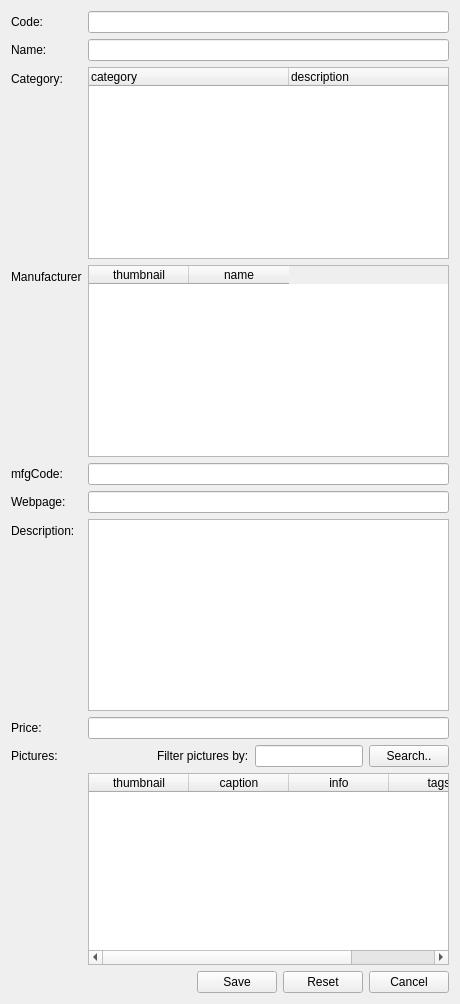
Before: the Qt Designer form qt/apps/configurator/forms/component_edit.ui in Wolframe/qtClient, drawn with Qt 5.
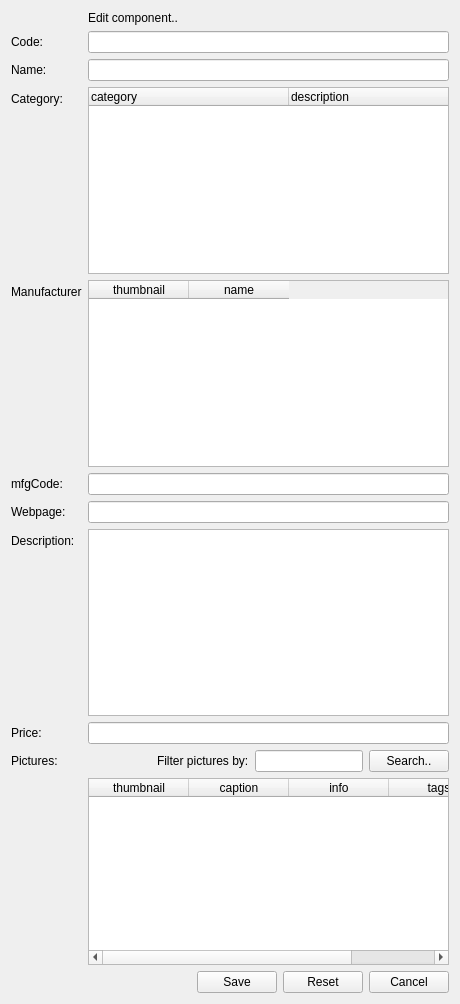
After: the same form once the commit is applied. Icons and pictures are not drawn.

Diff of the .ui file:
```diff
--- a/qt/apps/configurator/forms/component_edit.ui
+++ b/qt/apps/configurator/forms/component_edit.ui
@@ -29,7 +29,7 @@
    <property name="fieldGrowthPolicy">
     <enum>QFormLayout::AllNonFixedFieldsGrow</enum>
    </property>
-   <item row="0" column="0">
+   <item row="1" column="0">
     <widget class="QLabel" name="label_code">
      <property name="text">
       <string>Code:</string>
@@ -39,14 +39,14 @@
      </property>
     </widget>
    </item>
-   <item row="0" column="1">
+   <item row="1" column="1">
     <widget class="QLineEdit" name="code">
      <property name="initialFocus" stdset="0">
       <bool>true</bool>
      </property>
     </widget>
    </item>
-   <item row="1" column="0">
+   <item row="2" column="0">
     <widget class="QLabel" name="label_name">
      <property name="text">
       <string>Name:</string>
@@ -56,10 +56,10 @@
      </property>
     </widget>
    </item>
-   <item row="1" column="1">
+   <item row="2" column="1">
     <widget class="QLineEdit" name="name"/>
    </item>
-   <item row="2" column="0">
+   <item row="3" column="0">
     <widget class="QLabel" name="label_category">
      <property name="text">
       <string>Category:</string>
@@ -69,7 +69,7 @@
      </property>
     </widget>
    </item>
-   <item row="2" column="1">
+   <item row="3" column="1">
     <widget class="QTreeWidget" name="category">
      <property name="selectionMode">
       <enum>QAbstractItemView::SingleSelection</enum>
@@ -101,7 +101,7 @@
      </column>
     </widget>
    </item>
-   <item row="3" column="0">
+   <item row="4" column="0">
     <widget class="QLabel" name="label_manufacturer">
      <property name="text">
       <string>Manufacturer</string>
@@ -111,7 +111,7 @@
      </property>
     </widget>
    </item>
-   <item row="3" column="1">
+   <item row="4" column="1">
     <widget class="QTableWidget" name="manufacturer">
      <property name="horizontalScrollBarPolicy">
       <enum>Qt::ScrollBarAsNeeded</enum>
@@ -158,7 +158,7 @@
      </column>
     </widget>
    </item>
-   <item row="4" column="0">
+   <item row="5" column="0">
     <widget class="QLabel" name="label_mfgCode">
      <property name="text">
       <string>mfgCode:</string>
@@ -168,10 +168,10 @@
      </property>
     </widget>
    </item>
-   <item row="4" column="1">
+   <item row="5" column="1">
     <widget class="QLineEdit" name="mfgCode"/>
    </item>
-   <item row="5" column="0">
+   <item row="6" column="0">
     <widget class="QLabel" name="label_description">
      <property name="text">
       <string>Webpage:</string>
@@ -181,10 +181,10 @@
      </property>
     </widget>
    </item>
-   <item row="5" column="1">
+   <item row="6" column="1">
     <widget class="QLineEdit" name="webPage"/>
    </item>
-   <item row="11" column="1">
+   <item row="12" column="1">
     <layout class="QHBoxLayout" name="horizontalLayout">
      <item>
       <spacer name="horizontalSpacer">
@@ -252,7 +252,7 @@
      </item>
     </layout>
    </item>
-   <item row="7" column="0">
+   <item row="8" column="0">
     <widget class="QLabel" name="label_description_2">
      <property name="text">
       <string>Description:</string>
@@ -262,10 +262,10 @@
      </property>
     </widget>
    </item>
-   <item row="8" column="1">
+   <item row="9" column="1">
     <widget class="QLineEdit" name="price"/>
    </item>
-   <item row="8" column="0">
+   <item row="9" column="0">
     <widget class="QLabel" name="label_price">
      <property name="text">
       <string>Price:</string>
@@ -275,10 +275,10 @@
      </property>
     </widget>
    </item>
-   <item row="7" column="1">
+   <item row="8" column="1">
     <widget class="QPlainTextEdit" name="description"/>
    </item>
-   <item row="10" column="1">
+   <item row="11" column="1">
     <widget class="QTableWidget" name="picture">
      <property name="horizontalScrollBarPolicy">
       <enum>Qt::ScrollBarAsNeeded</enum>
@@ -338,7 +338,7 @@
      </column>
     </widget>
    </item>
-   <item row="9" column="1">
+   <item row="10" column="1">
     <layout class="QHBoxLayout" name="horizontalLayout_2">
      <item>
       <spacer name="horizontalSpacer_3">
@@ -378,7 +378,7 @@
      </item>
     </layout>
    </item>
-   <item row="9" column="0">
+   <item row="10" column="0">
     <widget class="QLabel" name="label">
      <property name="text">
       <string>Pictures:</string>
@@ -388,6 +388,23 @@
      </property>
     </widget>
    </item>
+   <item row="0" column="0">
+    <widget class="QLabel" name="label_2">
+     <property name="text">
+      <string/>
+     </property>
+     <property name="pixmap">
+      <pixmap resource="../resources/configurator.qrc">:/images/brick_edit.png</pixmap>
+     </property>
+    </widget>
+   </item>
+   <item row="0" column="1">
+    <widget class="QLabel" name="label_4">
+     <property name="text">
+      <string>Edit component..</string>
+     </property>
+    </widget>
+   </item>
   </layout>
  </widget>
  <tabstops>
```
Left out of the diff: 4 changed lines with no effect on the pictures.
